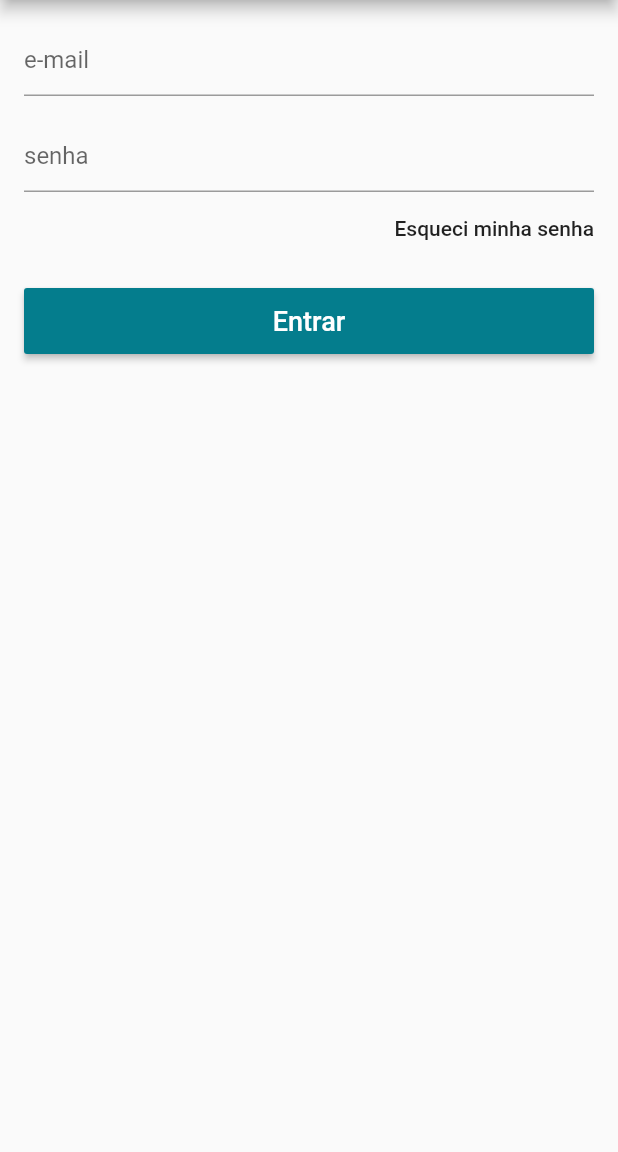
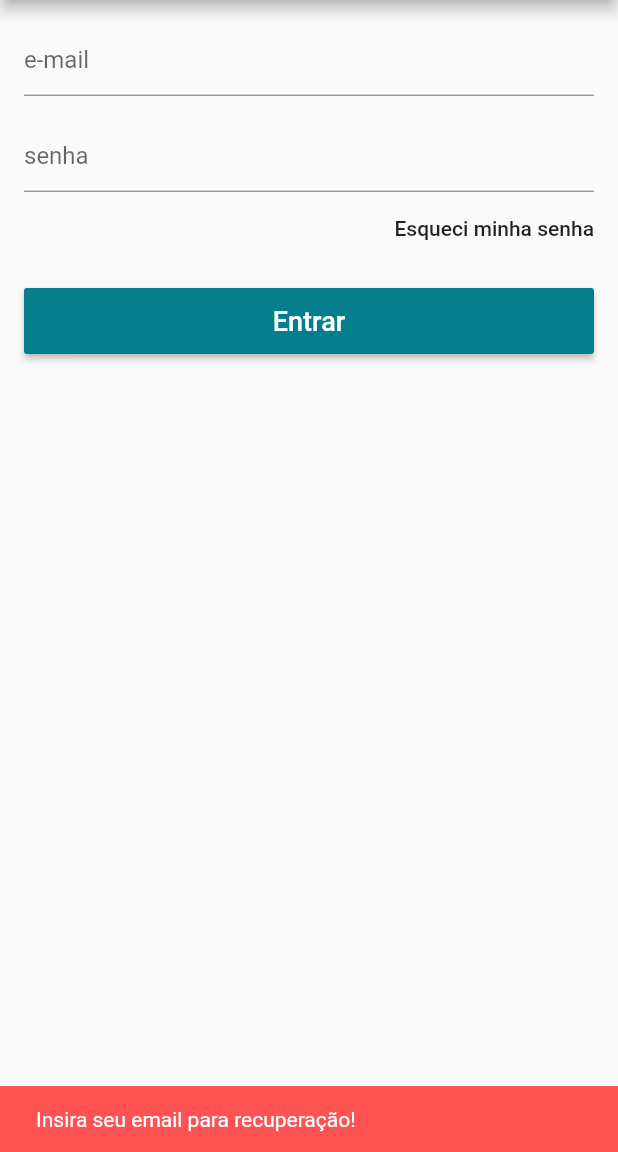
Before and after one commit to fabricioLVmagalhaes/Loja-Virtual-Flutter, a Flutter app: the LoginScreen screen opened directly, after a tap on "Esqueci minha senha", on a phone screen of 412 x 824 dp, the part 84-1236 px from its top. Run offline on Flutter 3.47's test engine with Material 2 defaults, Android fonts, the phone set to English and light mode, and no system bars; our stand-ins replace carousel_pro, cloud_firestore, firebase_auth, transparent_image; accounts and stored records are empty.

Commit message:
Recuperando a Senha

```diff
--- a/lib/models/user_model.dart
+++ b/lib/models/user_model.dart
@@ -76,7 +76,9 @@ class UserModel extends Model {
     notifyListeners();
   }
 
-  void recoverPass() {}
+  void recoverPass(String email) {
+    _auth.sendPasswordResetEmail(email: email);
+  }
 
   bool isLoggedIn() {
     return firebaseUser != null;
--- a/lib/screens/login_screen.dart
+++ b/lib/screens/login_screen.dart
@@ -14,8 +14,6 @@ class _LoginScreenState extends State<LoginScreen> {
 
   final _emailControler = TextEditingController();
   final _passControler = TextEditingController();
-
-
 
   @override
   Widget build(BuildContext context) {
@@ -75,7 +73,23 @@ class _LoginScreenState extends State<LoginScreen> {
                   Align(
                     alignment: Alignment.centerRight,
                     child: FlatButton(
-                      onPressed: () {},
+                      onPressed: () {
+                        if (_emailControler.text.isEmpty)
+                          _scaffoldKey.currentState.showSnackBar(SnackBar(
+                            content: Text("Insira seu email para recuperação!"),
+                            backgroundColor: Colors.redAccent,
+                            duration: Duration(seconds: 2),
+                          ));
+                        else {
+                          model.recoverPass(_emailControler.text);
+                          _scaffoldKey.currentState.showSnackBar(SnackBar(
+                            content: Text("Confira seu e-mail!"),
+                            backgroundColor: Theme.of(context).primaryColor,
+                            duration: Duration(seconds: 2),
+                          ));
+                        }
+
+                      },
                       child: Text(
                         "Esqueci minha senha",
                         textAlign: TextAlign.right,
@@ -120,11 +134,10 @@ class _LoginScreenState extends State<LoginScreen> {
   }
 
   void _onFail() {
-    _scaffoldKey.currentState.showSnackBar(
-        SnackBar(content: Text("Falha ao entrar!"),
-          backgroundColor: Colors.redAccent,
-          duration: Duration(seconds: 2),
-        )
-    );
+    _scaffoldKey.currentState.showSnackBar(SnackBar(
+      content: Text("Falha ao entrar!"),
+      backgroundColor: Colors.redAccent,
+      duration: Duration(seconds: 2),
+    ));
   }
 }
```
